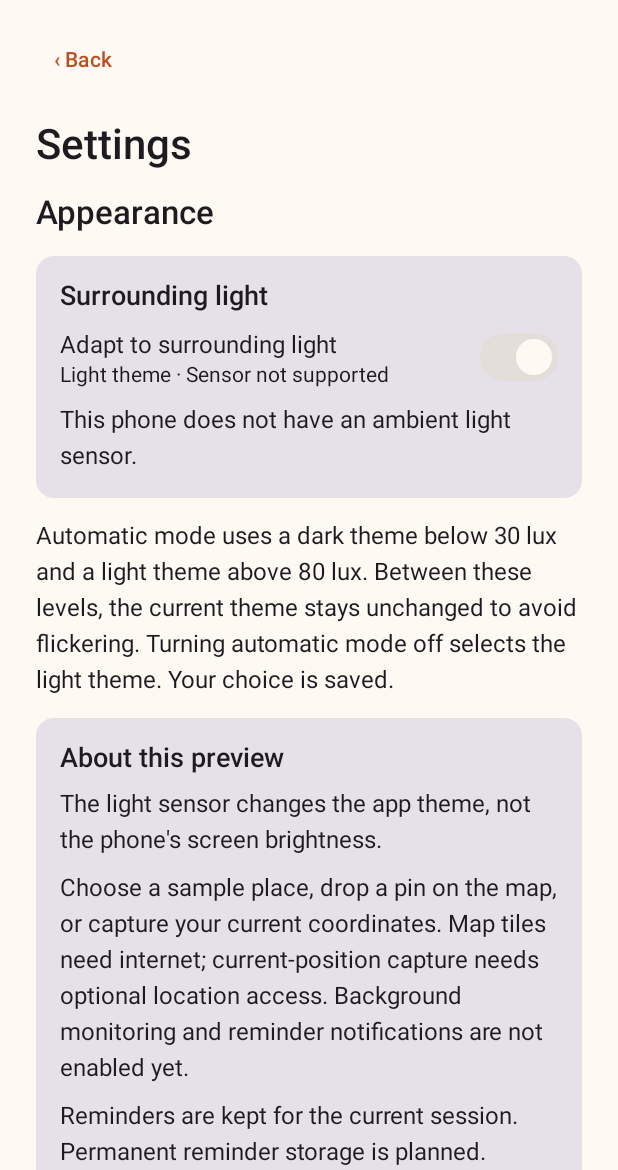
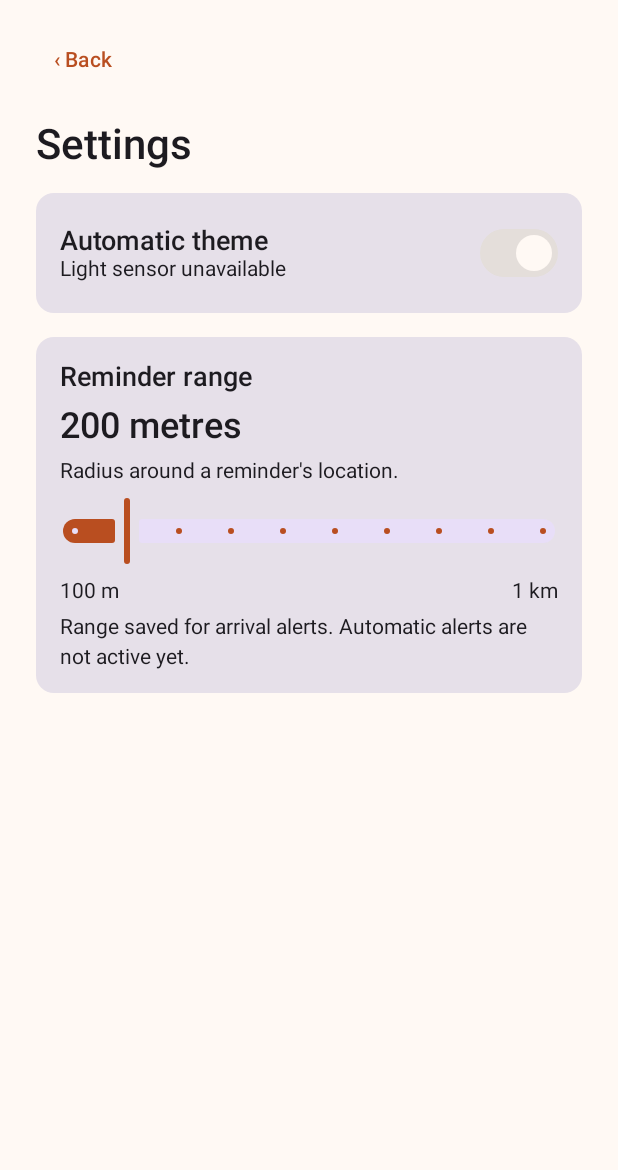
Before and after one commit to Carlos-0620/g-minder-android, an Android app built with Jetpack Compose: the screen it shows after launch (MainActivity), after a tap on "Settings", on a phone screen of 412 x 824 dp, the part 66-1236 px from its top. Run offline under Robolectric (Android 15) with nearby library versions, the phone set to English and light mode, and no system bars; 2 other taps on this screen came first.

Commit message:
Simplify Settings and add a saved reminder-radius control

```diff
--- a/app/src/main/java/com/griffith/gminder/AmbientLightCard.kt
+++ b/app/src/main/java/com/griffith/gminder/AmbientLightCard.kt
@@ -22,7 +22,6 @@ import java.util.Locale
 fun AmbientLightCard(lux: Float?, available: Boolean, active: Boolean, adaptToLight: Boolean, darkTheme: Boolean, onAdaptChanged: (Boolean) -> Unit) {
     Card(modifier = Modifier.fillMaxWidth()) {
         Column(Modifier.padding(16.dp), verticalArrangement = Arrangement.spacedBy(6.dp)) {
-            Text("Surrounding light", style = MaterialTheme.typography.titleMedium)
             Row(
                 modifier = Modifier.fillMaxWidth().heightIn(min = 48.dp).toggleable(
                     value = adaptToLight,
@@ -34,38 +33,19 @@ fun AmbientLightCard(lux: Float?, available: Boolean, active: Boolean, adaptToLi
                 verticalAlignment = Alignment.CenterVertically
             ) {
                 Column(Modifier.weight(1f)) {
-                    Text("Adapt to surrounding light")
+                    Text("Automatic theme", style = MaterialTheme.typography.titleMedium)
                     Text(
                         when {
-                            !available -> "Light theme · Sensor not supported"
-                            !adaptToLight -> "Light theme · Automatic mode off"
-                            !active -> "Automatic mode · Sensor unavailable"
-                            lux == null -> "Automatic mode · Waiting for sensor"
-                            else -> "Automatic · ${if (darkTheme) "Dark" else "Light"} theme"
+                            !available -> "Light sensor unavailable"
+                            !active -> "Sensor paused"
+                            lux == null -> "Waiting for light reading"
+                            else -> "${if (darkTheme) "Dark" else "Light"} theme · ${String.format(Locale.getDefault(), "%.0f lx", lux)}"
                         },
                         style = MaterialTheme.typography.bodySmall
                     )
                 }
                 Switch(checked = adaptToLight, onCheckedChange = null, enabled = available)
             }
-            when {
-                !available -> Text("This phone does not have an ambient light sensor.")
-                !active -> Text("Light sensor is currently unavailable.")
-                lux == null -> Text("Waiting for a light reading…")
-                else -> {
-                    Text(String.format(Locale.getDefault(), "%.1f lx", lux), style = MaterialTheme.typography.headlineMedium)
-                    // Simple display bands for this demonstration, not calibrated lighting advice.
-                    val description = when {
-                        lux < 50f -> "Low light"
-                        lux < 500f -> "Moderate light"
-                        else -> "Bright surroundings"
-                    }
-                    Text(description, color = MaterialTheme.colorScheme.primary)
-                }
-            }
-            if (available && active) {
-                Text("Cover and uncover the phone's light sensor to see the reading change.", style = MaterialTheme.typography.bodySmall)
-            }
         }
     }
 }
--- a/app/src/main/java/com/griffith/gminder/MainActivity.kt
+++ b/app/src/main/java/com/griffith/gminder/MainActivity.kt
@@ -33,6 +33,14 @@ private val reminderSaver = listSaver<List<Reminder>, String>(
 )
 
 class MainActivity : LightAwareActivity() {
+    private var reminderRangeMetres by mutableStateOf(ReminderRange.DEFAULT_METRES)
+
+    private fun setReminderRange(metres: Int) {
+        reminderRangeMetres = ReminderRange.normalise(metres)
+        getSharedPreferences("reminder_settings", MODE_PRIVATE).edit()
+            .putInt("radius_metres", reminderRangeMetres).apply()
+    }
+
     private lateinit var locationCapture: CurrentLocationCapture
     private var locationScreenVisible = false
     private val locationPermission = registerForActivityResult(ActivityResultContracts.RequestMultiplePermissions()) {
@@ -59,6 +67,9 @@ class MainActivity : LightAwareActivity() {
 
     override fun onCreate(savedInstanceState: Bundle?) {
         super.onCreate(savedInstanceState)
+        reminderRangeMetres = ReminderRange.normalise(
+            getSharedPreferences("reminder_settings", MODE_PRIVATE).getInt("radius_metres", ReminderRange.DEFAULT_METRES)
+        )
         locationCapture = CurrentLocationCapture(this)
         setContent {
             GMinderTheme(darkTheme = useDarkTheme) {
@@ -131,7 +142,7 @@ class MainActivity : LightAwareActivity() {
                             }
                             Button(onClick = newReminder, modifier = Modifier.fillMaxWidth()) { Text("+ New reminder") }
                         }
-                        "settings" -> SettingsScreen(lightLevel, hasLightSensor, lightSensorActive, adaptToLight, useDarkTheme, ::setLightAdaptation)
+                        "settings" -> SettingsScreen(lightLevel, hasLightSensor, lightSensorActive, adaptToLight, useDarkTheme, ::setLightAdaptation, reminderRangeMetres, ::setReminderRange)
                         "create" -> {
                             Text("What would you like to remember?", style = MaterialTheme.typography.titleLarge)
                             OutlinedTextField(title, { title = it.take(100) }, label = { Text("Title *") }, singleLine = true, isError = attempted && title.isBlank(), modifier = Modifier.fillMaxWidth())
--- /dev/null
+++ b/app/src/main/java/com/griffith/gminder/ReminderRange.kt
@@ -0,0 +1,13 @@
+package com.griffith.gminder
+
+import kotlin.math.roundToInt
+
+internal object ReminderRange {
+    const val MIN_METRES = 100
+    const val MAX_METRES = 1000
+    const val STEP_METRES = 100
+    const val DEFAULT_METRES = 200
+
+    fun normalise(metres: Int): Int =
+        (metres.coerceIn(MIN_METRES, MAX_METRES).toFloat() / STEP_METRES).roundToInt() * STEP_METRES
+}
--- a/app/src/main/java/com/griffith/gminder/SettingsScreen.kt
+++ b/app/src/main/java/com/griffith/gminder/SettingsScreen.kt
@@ -2,13 +2,22 @@ package com.griffith.gminder
 
 import androidx.compose.foundation.layout.Arrangement
 import androidx.compose.foundation.layout.Column
+import androidx.compose.foundation.layout.Row
 import androidx.compose.foundation.layout.fillMaxWidth
 import androidx.compose.foundation.layout.padding
 import androidx.compose.material3.Card
 import androidx.compose.material3.MaterialTheme
 import androidx.compose.material3.Text
+import androidx.compose.material3.Slider
 import androidx.compose.runtime.Composable
+import androidx.compose.runtime.getValue
+import androidx.compose.runtime.mutableStateOf
+import androidx.compose.runtime.setValue
+import androidx.compose.runtime.saveable.rememberSaveable
 import androidx.compose.ui.Modifier
+import androidx.compose.ui.semantics.contentDescription
+import androidx.compose.ui.semantics.semantics
+import androidx.compose.ui.semantics.stateDescription
 import androidx.compose.ui.unit.dp
 
 @Composable
@@ -18,22 +27,33 @@ fun SettingsScreen(
     sensorActive: Boolean,
     adaptToLight: Boolean,
     darkTheme: Boolean,
-    onAdaptChanged: (Boolean) -> Unit
+    onAdaptChanged: (Boolean) -> Unit,
+    reminderRangeMetres: Int,
+    onRangeChanged: (Int) -> Unit
 ) {
-    Text("Appearance", style = MaterialTheme.typography.titleLarge)
     AmbientLightCard(lux, sensorAvailable, sensorActive, adaptToLight, darkTheme, onAdaptChanged)
-    Text(
-        "Automatic mode uses a dark theme below 30 lux and a light theme above 80 lux. " +
-            "Between these levels, the current theme stays unchanged to avoid flickering. " +
-            "Turning automatic mode off selects the light theme. Your choice is saved.",
-        style = MaterialTheme.typography.bodyMedium
-    )
+    var range by rememberSaveable(reminderRangeMetres) { mutableStateOf(reminderRangeMetres) }
     Card(Modifier.fillMaxWidth()) {
         Column(Modifier.padding(16.dp), verticalArrangement = Arrangement.spacedBy(8.dp)) {
-            Text("About this preview", style = MaterialTheme.typography.titleMedium)
-            Text("The light sensor changes the app theme, not the phone's screen brightness.")
-            Text("Choose a sample place, drop a pin on the map, or capture your current coordinates. Map tiles need internet; current-position capture needs optional location access. Background monitoring and reminder notifications are not enabled yet.")
-            Text("Reminders are kept for the current session. Permanent reminder storage is planned.")
+            Text("Reminder range", style = MaterialTheme.typography.titleMedium)
+            Text("$range metres", style = MaterialTheme.typography.headlineMedium)
+            Text("Radius around a reminder's location.", style = MaterialTheme.typography.bodySmall)
+            Slider(
+                value = range.toFloat(),
+                onValueChange = { range = ReminderRange.normalise(it.toInt()) },
+                onValueChangeFinished = { onRangeChanged(range) },
+                valueRange = ReminderRange.MIN_METRES.toFloat()..ReminderRange.MAX_METRES.toFloat(),
+                steps = (ReminderRange.MAX_METRES - ReminderRange.MIN_METRES) / ReminderRange.STEP_METRES - 1,
+                modifier = Modifier.fillMaxWidth().semantics {
+                    contentDescription = "Reminder radius"
+                    stateDescription = "$range metres"
+                }
+            )
+            Row(Modifier.fillMaxWidth(), horizontalArrangement = Arrangement.SpaceBetween) {
+                Text("100 m", style = MaterialTheme.typography.bodySmall)
+                Text("1 km", style = MaterialTheme.typography.bodySmall)
+            }
+            Text("Range saved for arrival alerts. Automatic alerts are not active yet.", style = MaterialTheme.typography.bodySmall)
         }
     }
 }
```
Also changed, not shown: 2 other files.
